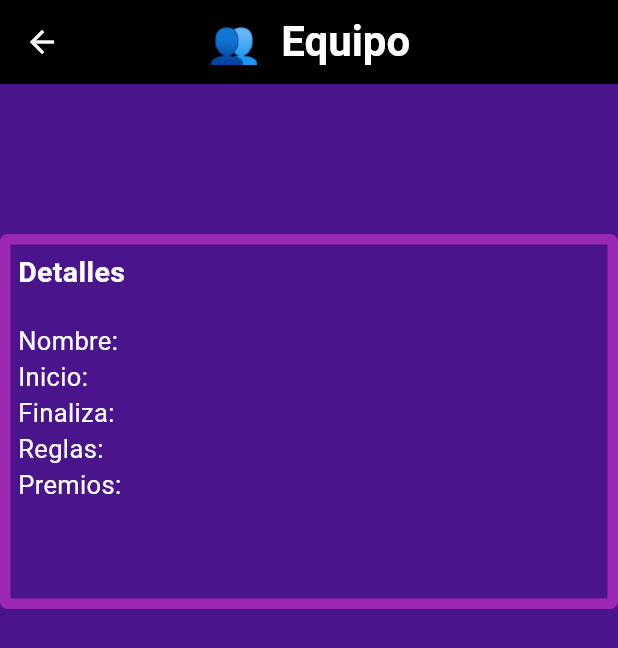
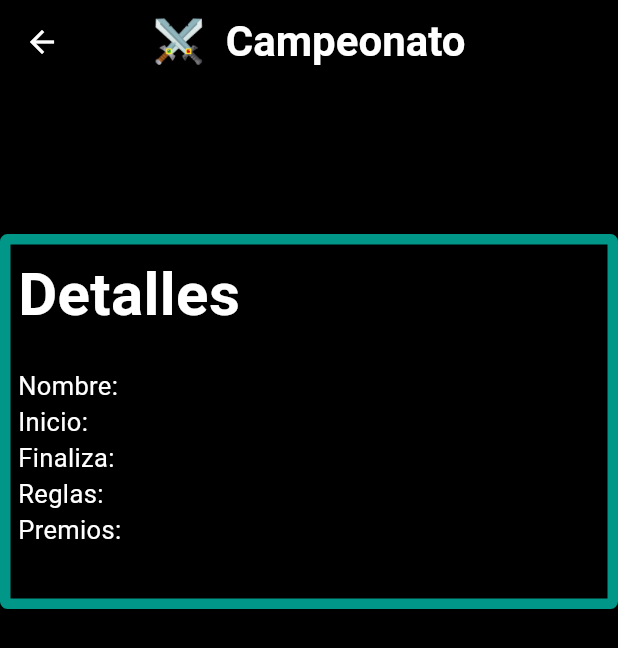
Before and after one commit to LookSkys/Cer2_Apps, a Flutter app: the EquipoDetalles screen opened directly, on a phone screen of 412 x 824 dp. Shown: the top 648 px of the screen. Run offline on Flutter 3.47's test engine with Material 3 defaults, Android fonts, the phone set to English and light mode, and no system bars; our stand-ins replace flutter_material_design_icons; network calls fail.

```diff
--- a/aplicacion/lib/pages/tabs/equipo_detalles.dart
+++ b/aplicacion/lib/pages/tabs/equipo_detalles.dart
@@ -7,7 +7,7 @@ class EquipoDetalles extends StatelessWidget {
   @override
   Widget build(BuildContext context) {
     TextStyle estilo_seccion = TextStyle(
-      fontSize: 19,
+      fontSize: 40,
       fontWeight: FontWeight.bold,
       color: Colors.white);
 
@@ -15,8 +15,8 @@ class EquipoDetalles extends StatelessWidget {
         TextStyle(fontSize: 17, color: Colors.white);
 
     return Scaffold(
-      backgroundColor: Colors.purple[900],
-      appBar: AppbarSeccion(nombre_appbar: '👥  Equipo'),
+      backgroundColor: Colors.black,
+      appBar: AppbarSeccion(nombre_appbar: '⚔️  Campeonato'),
       body:
       Container(
         height: 250,
@@ -24,8 +24,8 @@ class EquipoDetalles extends StatelessWidget {
         margin: EdgeInsets.only(top: 100),
         padding: EdgeInsets.all(5),
         decoration: BoxDecoration(
-          border: Border.all(color: Colors.purple, width: 7),
-          borderRadius: BorderRadius.all(Radius.circular(5))
+          border: Border.all(color: Colors.teal, width: 7),
+          borderRadius: BorderRadius.all(Radius.circular(5)),
         ),
         child: Column(
           children: [
```
Also changed, not shown: aplicacion/lib/pages/tabs/partido_detalles.dart (+5 -5 lines).
